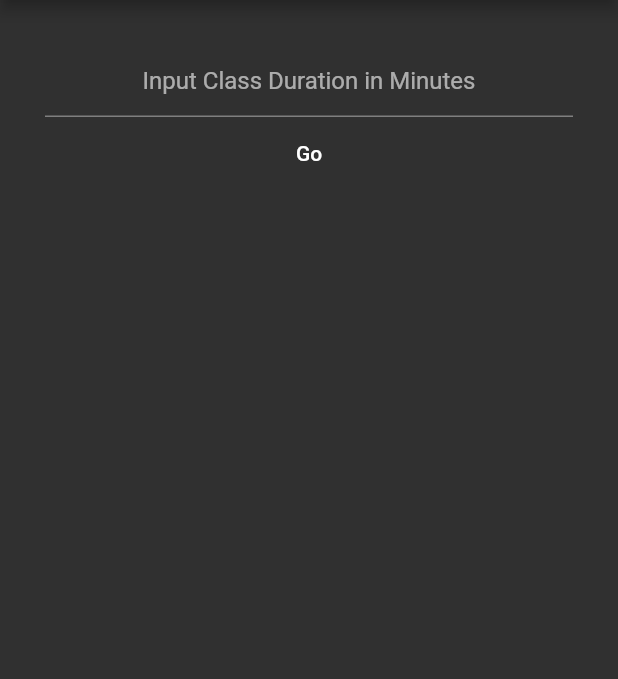
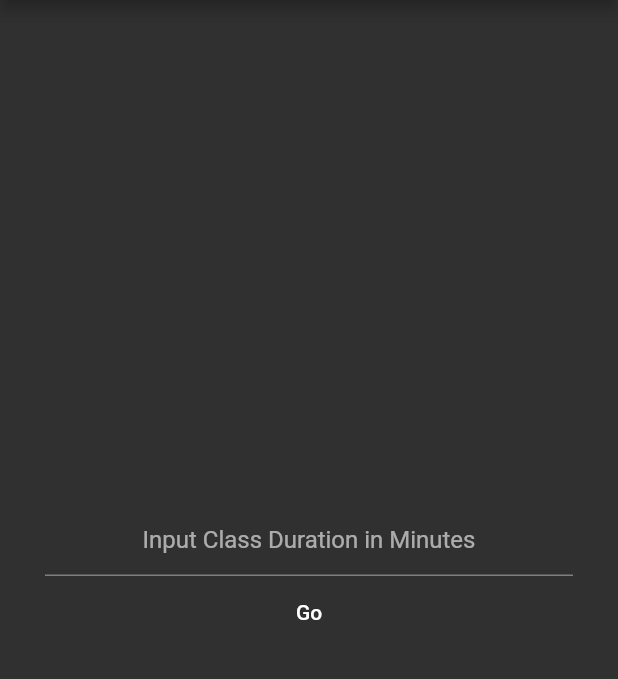
Before and after one commit to alexthemanatee/badminton_lesson_plan, a Flutter app: the screen it shows after launch, on a phone screen of 412 x 824 dp, the part 84-763 px from its top. Run offline on Flutter 3.47's test engine with Material 2 defaults, Android fonts, the phone set to English and light mode, and no system bars.

Commit message:
Slight formatting and spelling corrections

```diff
--- a/lib/ui/add_drill_screen.dart
+++ b/lib/ui/add_drill_screen.dart
@@ -106,7 +106,7 @@ class AddDrillState extends State<AddDrill> {
     ],
     [
       'Cross Net Shot',
-      'Feeder tosses the bird over with an underhand toss for part to do a cross net'
+      'Feeder tosses the bird over with an underhand toss for partner to do a cross net'
     ],
     [
       'In and Out Drop',
--- a/lib/ui/home_screen.dart
+++ b/lib/ui/home_screen.dart
@@ -15,6 +15,7 @@ class HomeScreen extends StatelessWidget {
         body: Padding(
             padding: const EdgeInsets.all(30.0),
             child: Column(
+              mainAxisAlignment: MainAxisAlignment.center,
           children: <Widget>[
             TextField(
               textAlign: TextAlign.center,
```
